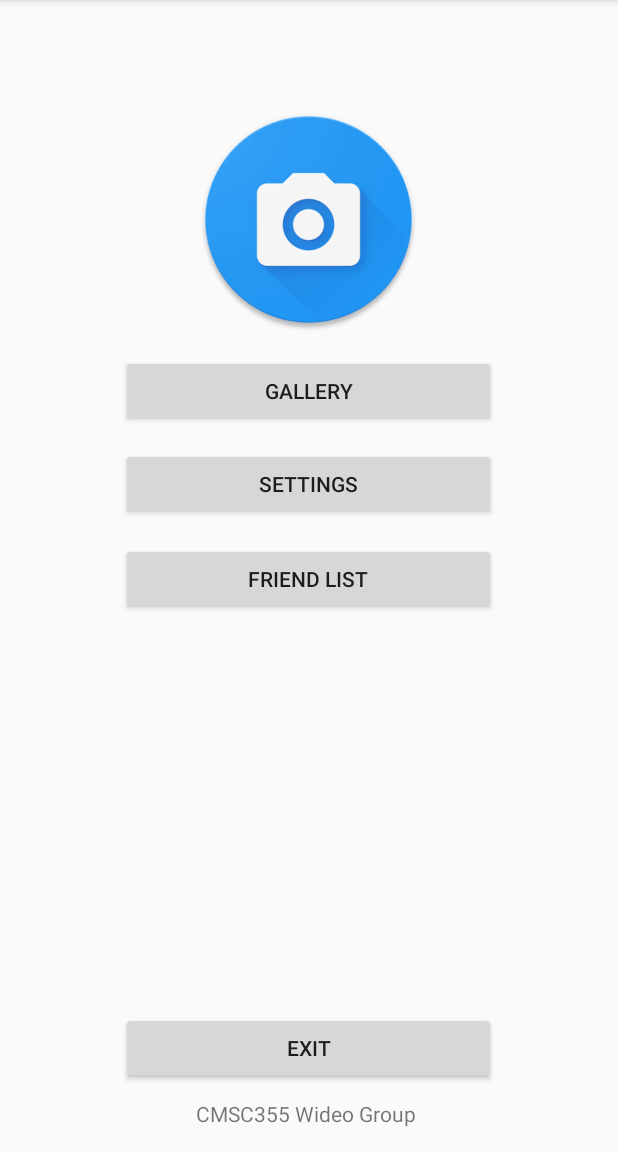
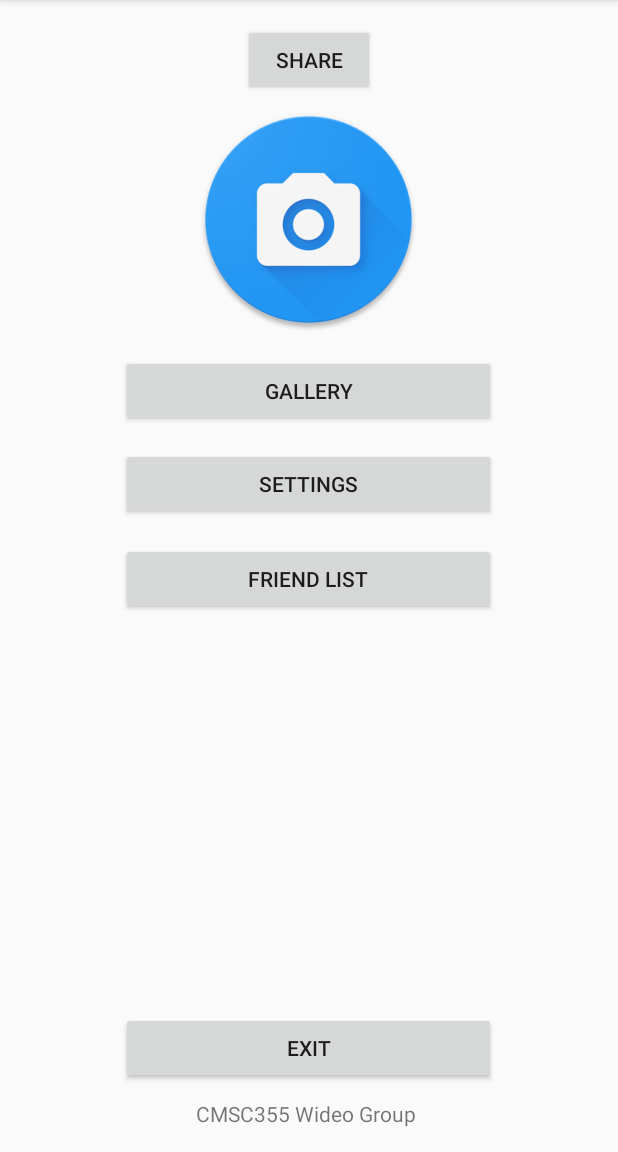
Before and after one commit to asaiyed10/WideoVideo-cmsc355-android-app2, an Android app: the MainActivity screen opened directly, with no data from a screen before it, on a phone screen of 412 x 824 dp, the part 84-1236 px from its top. Run offline under Robolectric (Android 15) with nearby library versions, the phone set to English and light mode, and no system bars; 1 statement that could not run was skipped.

Commit message:
NEWST COMMIT

```diff
--- a/app/src/main/java/Cmsc355Wideo/Wideo/MainActivity.java
+++ b/app/src/main/java/Cmsc355Wideo/Wideo/MainActivity.java
@@ -150,4 +150,6 @@ public class MainActivity extends AppCompatActivity {
             }
         }
     }
+
+
 }
--- a/app/src/main/res/layout/activity_main.xml
+++ b/app/src/main/res/layout/activity_main.xml
@@ -68,5 +68,13 @@
         android:layout_alignStart="@+id/button3"
         android:layout_marginBottom="10dp" />
 
+    <Button
+        android:layout_width="wrap_content"
+        android:layout_height="wrap_content"
+        android:layout_alignParentTop="true"
+        android:layout_centerHorizontal="true"
+        android:id="@+id/sharebutton"
+        android:text="Share" />
+
 
 </RelativeLayout>
```
Also changed, not shown: 1 other file.
